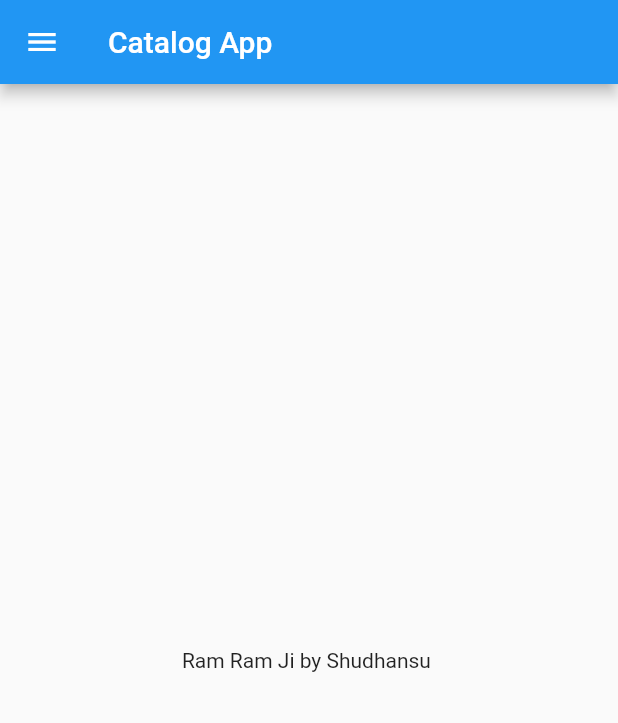
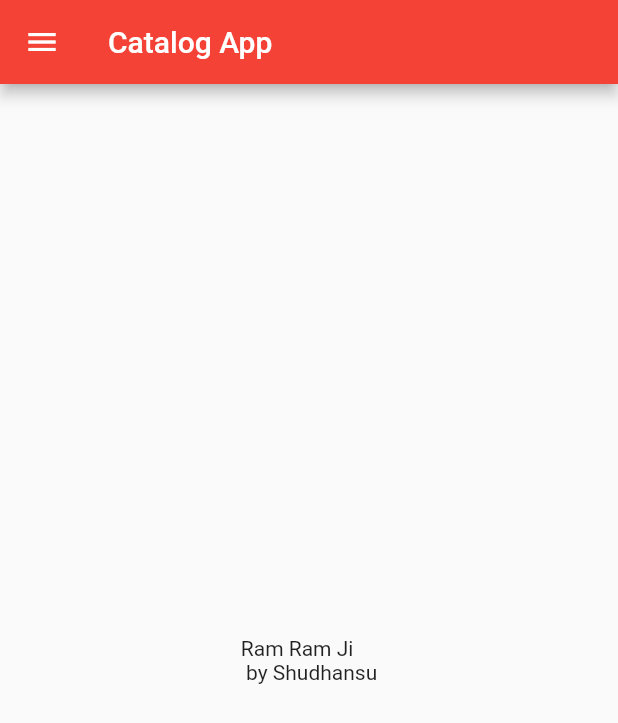
Before and after one commit to Shudh25/flutter_catalog, a Flutter app: the screen it shows after launch, on a phone screen of 412 x 824 dp. Shown: the top 723 px of the screen. Run offline on Flutter 3.47's test engine with Material 2 defaults, Android fonts, the phone set to English and light mode, and no system bars.

Commit message:
Day 3 Completed

```diff
--- a/lib/main.dart
+++ b/lib/main.dart
@@ -1,5 +1,6 @@
 import 'package:flutter/material.dart';
-import 'package:flutter_catalog/home_page.dart';
+import 'package:flutter_catalog/pages/home_page.dart';
+import 'package:flutter_catalog/pages/login_page.dart';
 
 void main() {
   runApp(MyApp());
@@ -9,7 +10,18 @@ class MyApp extends StatelessWidget {
   @override
   Widget build(BuildContext context) {
     return MaterialApp(
-      home: HomePage(),
-    );
+        // home: HomePage(),
+        themeMode: ThemeMode.light,
+        theme: ThemeData(
+          primarySwatch: Colors.red,
+        ),
+        darkTheme: ThemeData(brightness: Brightness.dark),
+        initialRoute: "/home",
+        routes: {
+          "/": (context) => LoginPage(),
+          "/home": (context) => HomePage(),
+          "/login": (context) => LoginPage(),
+          //route   context      page name
+        });
   }
 }
--- a/lib/home_page.dart
+++ b/lib/pages/home_page.dart
@@ -11,7 +11,7 @@ class HomePage extends StatelessWidget {
       ),
       body: Center(
           child: Container(
-        child: Text("Ram Ram Ji by $name "),
+        child: Text("Ram Ram Ji \n by $name"),
       )),
       drawer: Drawer(
         child: Text("Hello"),
```
Also changed, not shown: lib/pages/login_page.dart (added, +19 -0 lines).
